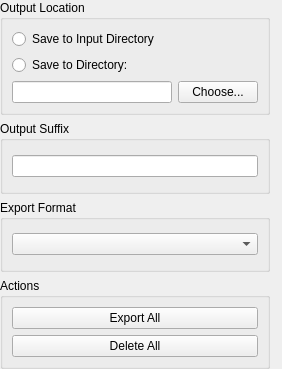
Before: the Qt Designer form ilastik/applets/batchIo/batchIoDrawer.ui in ilastik/ilastik, drawn with Qt 5.
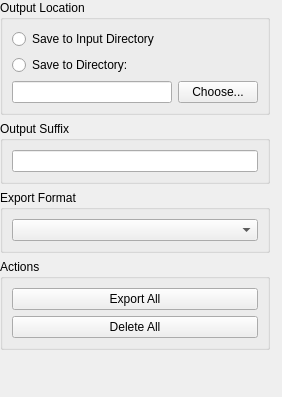
After: the same form once the commit is applied.

Commit message: Layout: Added vertical spacers to applet drawer layouts so the widgets in each drawer stay grouped together without extra space.

```diff
--- a/ilastik/applets/batchIo/batchIoDrawer.ui
+++ b/ilastik/applets/batchIo/batchIoDrawer.ui
@@ -7,7 +7,7 @@
     <x>0</x>
     <y>0</y>
     <width>282</width>
-    <height>369</height>
+    <height>397</height>
    </rect>
   </property>
   <property name="windowTitle">
@@ -148,6 +148,19 @@
        </layout>
       </widget>
      </item>
+     <item>
+      <spacer name="verticalSpacer">
+       <property name="orientation">
+        <enum>Qt::Vertical</enum>
+       </property>
+       <property name="sizeHint" stdset="0">
+        <size>
+         <width>20</width>
+         <height>40</height>
+        </size>
+       </property>
+      </spacer>
+     </item>
     </layout>
    </item>
   </layout>
```
The commit also changes 6 other files.
